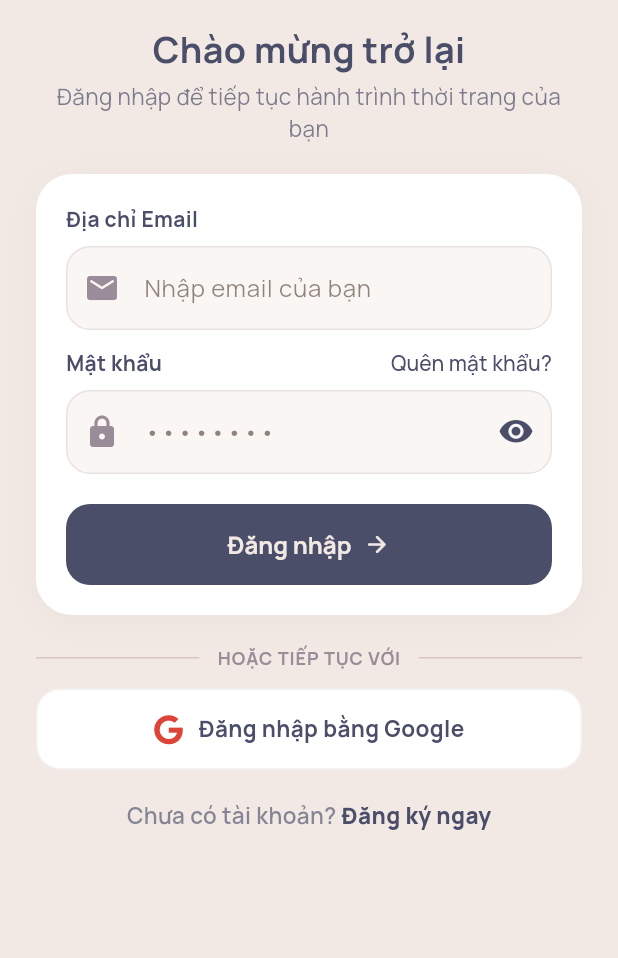
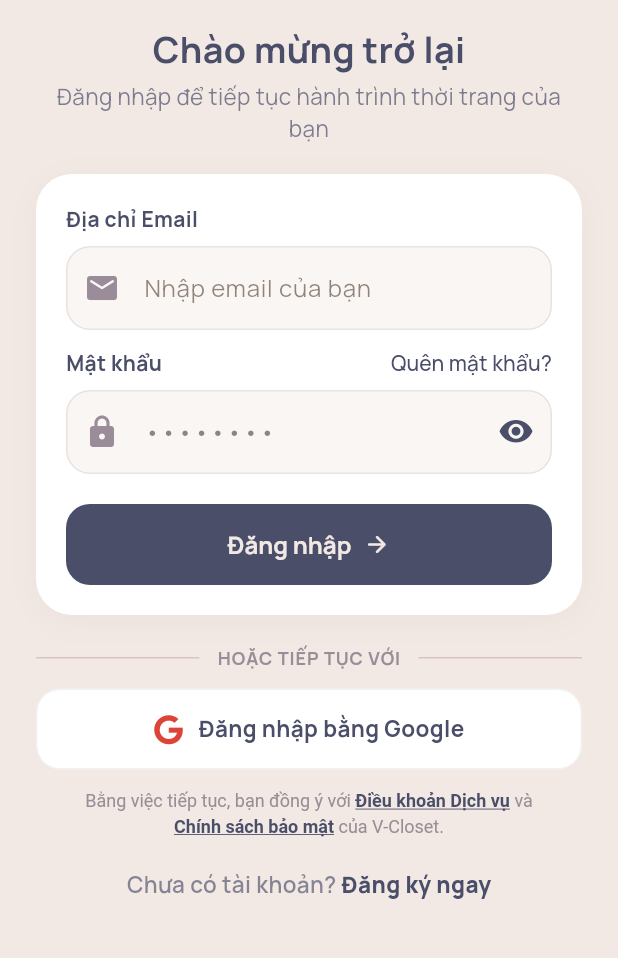
Before and after one commit to hoangqui794/V-Closet-mobile, a Flutter app: the screen it shows after launch, on a phone screen of 412 x 824 dp, the part 276-1234 px from its top. Run offline on Flutter 3.47's test engine with Material 3 defaults, Android fonts, the phone set to English and light mode, and no system bars; our stand-ins replace animate_do, camera, dio, flutter_dotenv, flutter_riverpod, font_awesome_flutter and 7 more; missing offline and left inert: image_gallery_saver_plus, signalr_netcore.

Commit message:
feat(auth): implement clickwrap agreement for google login and bump version to 1.0.23+33

```diff
--- a/lib/data/datasources/auth_api_service.dart
+++ b/lib/data/datasources/auth_api_service.dart
@@ -45,6 +45,7 @@ class AuthApiService {
           'email': email,
           'password': password,
           'displayName': displayName,
+          'isAgreedToTerms': true,
         },
       );
       if (response.statusCode == 200 || response.statusCode == 201) {
--- a/lib/data/datasources/auth_local_storage.dart
+++ b/lib/data/datasources/auth_local_storage.dart
@@ -21,6 +21,7 @@ class AuthLocalStorage {
   static const String _kWardrobeItemCount = 'wardrobe_item_count';
   static const String _kOutfitCount = 'outfit_count';
   static const String _kOutfitLimit = 'outfit_limit';
+  static const String _kHasAcceptedTerms = 'has_accepted_terms_v2';
 
   Future<void> saveTokens(String accessToken, String refreshToken) async {
     await _prefs.setString(_kAccessToken, accessToken);
@@ -87,10 +88,17 @@ class AuthLocalStorage {
     await _prefs.remove(_kTryOnCredits);
     await _prefs.remove(_kOutfitCount);
     await _prefs.remove(_kOutfitLimit);
+    await _prefs.remove(_kHasAcceptedTerms);
   }
 
   bool hasSession() {
     return getAccessToken() != null;
+  }
+
+  bool hasAcceptedTerms() => _prefs.getBool(_kHasAcceptedTerms) ?? false;
+
+  Future<void> saveHasAcceptedTerms(bool value) async {
+    await _prefs.setBool(_kHasAcceptedTerms, value);
   }
 
   String getSubscriptionType() => _prefs.getString(_kSubscriptionType) ?? 'free';
--- a/lib/presentation/pages/auth/login_page.dart
+++ b/lib/presentation/pages/auth/login_page.dart
@@ -9,6 +9,8 @@ import '../../../data/datasources/auth_api_service.dart';
 import 'forgot_password_page.dart';
 import 'register_page.dart';
 import '../profile/change_password_page.dart';
+import 'package:flutter/gestures.dart';
+import 'package:url_launcher/url_launcher.dart';
 
 class LoginPage extends StatefulWidget {
   const LoginPage({super.key});
@@ -138,6 +140,24 @@ class _LoginPageState extends State<LoginPage> {
       }
     } finally {
       if (mounted) setState(() => _isLoading = false);
+    }
+  }
+
+  Future<void> _launchUrl(String urlString) async {
+    final Uri url = Uri.parse(urlString);
+    try {
+      if (!await launchUrl(url, mode: LaunchMode.externalApplication)) {
+        throw Exception('Could not launch $urlString');
+      }
+    } catch (e) {
+      if (mounted) {
+        ScaffoldMessenger.of(context).showSnackBar(
+          SnackBar(
+            content: Text('Không thể mở liên kết: $e'),
+            backgroundColor: AppColors.error,
+          ),
+        );
+      }
     }
   }
 
@@ -383,6 +403,45 @@ class _LoginPageState extends State<LoginPage> {
                         onTap: _googleLogin,
                         isSmallScreen: isSmallScreen,
                       ),
+                      const SizedBox(height: 12),
+                      Padding(
+                        padding: const EdgeInsets.symmetric(horizontal: 16.0),
+                        child: RichText(
+                          textAlign: TextAlign.center,
+                          text: TextSpan(
+                            style: TextStyle(
+                              fontSize: isSmallScreen ? 11.0 : 12.0,
+                              color: AppColors.textMuted,
+                              height: 1.4,
+                            ),
+                            children: [
+                              const TextSpan(text: 'Bằng việc tiếp tục, bạn đồng ý với '),
+                              TextSpan(
+                                text: 'Điều khoản Dịch vụ',
+                                style: const TextStyle(
+                                  color: AppColors.primary,
+                                  fontWeight: FontWeight.bold,
+                                  decoration: TextDecoration.underline,
+                                ),
+                                recognizer: TapGestureRecognizer()
+                                  ..onTap = () => _launchUrl('https://api.vcloset.vn/terms.html'),
+                              ),
+                              const TextSpan(text: ' và '),
+                              TextSpan(
+                                text: 'Chính sách bảo mật',
+                                style: const TextStyle(
+                                  color: AppColors.primary,
+                                  fontWeight: FontWeight.bold,
+                                  decoration: TextDecoration.underline,
+                                ),
+                                recognizer: TapGestureRecognizer()
+                                  ..onTap = () => _launchUrl('https://api.vcloset.vn/privacy.html'),
+                              ),
+                              const TextSpan(text: ' của V-Closet.'),
+                            ],
+                          ),
+                        ),
+                      ),
                       SizedBox(height: spacingLarge),
                       Row(
                         mainAxisAlignment: MainAxisAlignment.center,
--- a/lib/presentation/pages/auth/register_page.dart
+++ b/lib/presentation/pages/auth/register_page.dart
@@ -303,7 +303,7 @@ class _RegisterPageState extends State<RegisterPage> {
                                   style: TextStyle(fontSize: 13.0, color: AppColors.textMuted),
                                 ),
                                 GestureDetector(
-                                  onTap: () => _launchUrl('https://www.vcloset.vn/terms'),
+                                  onTap: () => _launchUrl('https://api.vcloset.vn/terms.html'),
                                   child: const Text(
                                     'Điều khoản dịch vụ',
                                     style: TextStyle(
@@ -319,7 +319,7 @@ class _RegisterPageState extends State<RegisterPage> {
                                   style: TextStyle(fontSize: 13.0, color: AppColors.textMuted),
                                 ),
                                 GestureDetector(
-                                  onTap: () => _launchUrl('https://www.vcloset.vn/privacy'),
+                                  onTap: () => _launchUrl('https://api.vcloset.vn/privacy.html'),
                                   child: const Text(
                                     'Chính sách bảo mật',
                                     style: TextStyle(
--- a/lib/presentation/pages/main_screen.dart
+++ b/lib/presentation/pages/main_screen.dart
@@ -92,6 +92,8 @@ class _MainScreenState extends State<MainScreen> {
       debugPrint('Lỗi đồng bộ gói dịch vụ tại MainScreen: $e');
     }
   }
+
+
 
   // Nav items: index 2 là nút camera đặc biệt ở giữa
   static const List<(IconData, String)> _navItems = [
--- a/lib/presentation/pages/profile/profile_page.dart
+++ b/lib/presentation/pages/profile/profile_page.dart
@@ -493,12 +493,12 @@ class _ProfilePageState extends State<ProfilePage> {
                             _menuTile(
                               Icons.policy_outlined,
                               'Chính sách bảo mật',
-                              onTap: () => _launchUrl('https://www.vcloset.vn/privacy'),
+                              onTap: () => _launchUrl('https://api.vcloset.vn/privacy.html'),
                             ),
                             _menuTile(
                               Icons.description_outlined,
                               'Điều khoản dịch vụ',
-                              onTap: () => _launchUrl('https://www.vcloset.vn/terms'),
+                              onTap: () => _launchUrl('https://api.vcloset.vn/terms.html'),
                             ),
                             _menuTile(
                               Icons.no_accounts_rounded,
--- a/pubspec.yaml
+++ b/pubspec.yaml
@@ -16,7 +16,7 @@ publish_to: 'none' # Remove this line if you wish to publish to pub.dev
 # https://developer.apple.com/library/archive/documentation/General/Reference/InfoPlistKeyReference/Articles/CoreFoundationKeys.html
 # In Windows, build-name is used as the major, minor, and patch parts
 # of the product and file versions while build-number is used as the build suffix.
-version: 1.0.22+32
+version: 1.0.23+33
 
 environment:
   sdk: ^3.10.7
```
